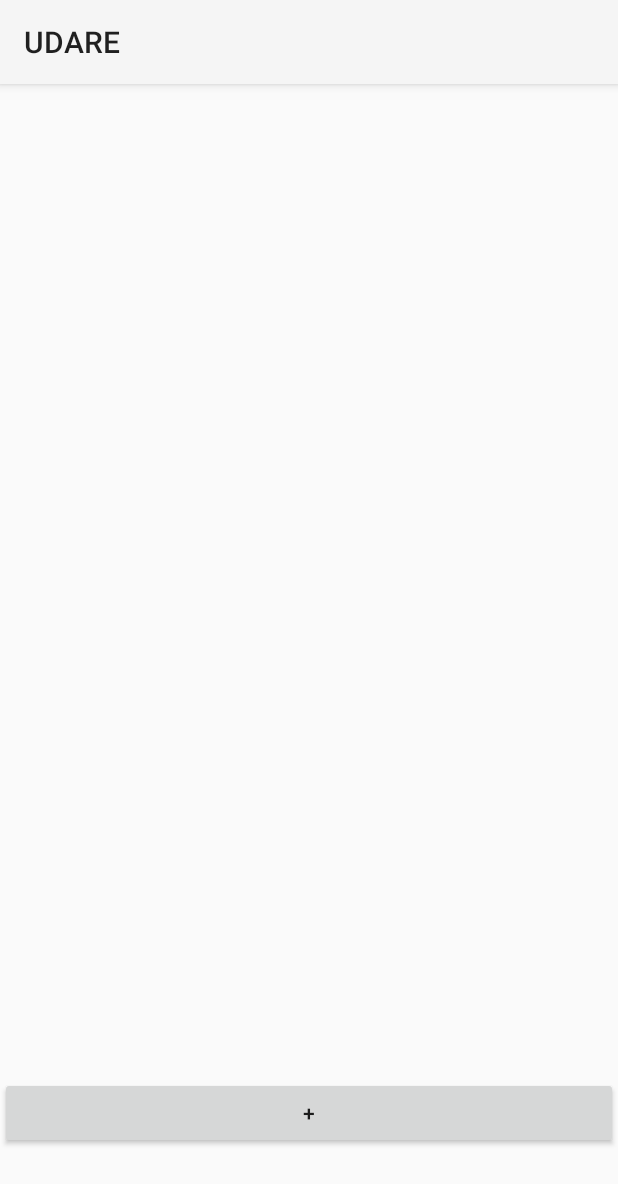
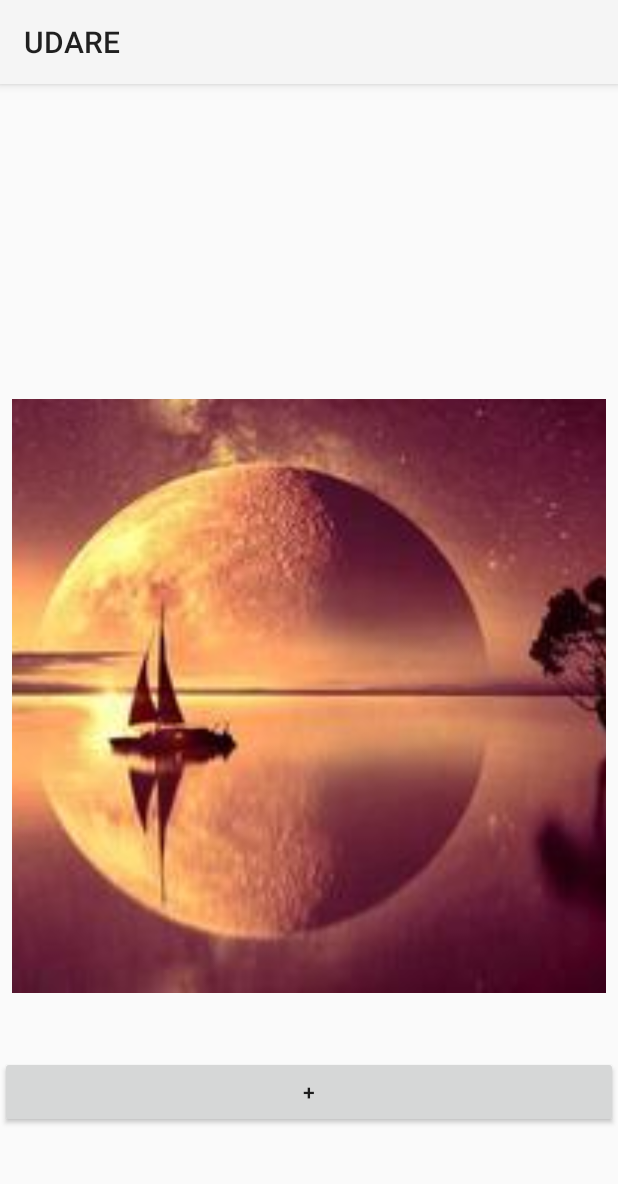
Before and after one commit to javiixu/UDARE, an Android app built with Jetpack Compose: the screen it shows after launch (Inicio), on a phone screen of 412 x 824 dp. Shown: the top 1184 px of the screen. Run offline under Robolectric (Android 15) with nearby library versions, the light colour scheme and no system bars.

Commit message:
Fotos funcionando

```diff
--- a/app/build.gradle.kts
+++ b/app/build.gradle.kts
@@ -51,6 +51,7 @@ android {
 
 dependencies {
 
+    implementation ("com.github.bumptech.glide:glide:4.13.0")
     implementation ("androidx.recyclerview:recyclerview:1.2.0")
     implementation("androidx.core:core-ktx:1.9.0")
     implementation("androidx.lifecycle:lifecycle-runtime-ktx:2.6.2")
--- a/app/src/main/AndroidManifest.xml
+++ b/app/src/main/AndroidManifest.xml
@@ -1,6 +1,8 @@
 <?xml version="1.0" encoding="utf-8"?>
 <manifest xmlns:android="http://schemas.android.com/apk/res/android"
     xmlns:tools="http://schemas.android.com/tools">
+
+    <uses-permission android:name="android.permission.INTERNET"/>
 
     <application
         android:allowBackup="true"
--- /dev/null
+++ b/app/src/main/java/com/example/udare/Adapter/FotoAdapter.kt
@@ -0,0 +1,41 @@
+package com.example.udare.Adapter
+
+import android.view.LayoutInflater
+import android.view.View
+import android.view.ViewGroup
+import android.widget.ImageView
+import androidx.recyclerview.widget.RecyclerView
+import com.bumptech.glide.Glide
+import com.bumptech.glide.request.RequestOptions
+import com.example.udare.R
+
+class FotoAdapter (private val fotos: List<Int>) : RecyclerView.Adapter<FotoAdapter.FotoHolder>() {
+
+    class FotoHolder(itemView: View) : RecyclerView.ViewHolder(itemView) {
+        val imageView: ImageView = itemView.findViewById(R.id.foto_viewer)
+    }
+
+    override fun onCreateViewHolder(parent: ViewGroup, viewType: Int): FotoHolder {
+        val view = LayoutInflater.from(parent.context).inflate(R.layout.item_foto, parent, false)
+        return FotoHolder(view)
+    }
+
+    override fun onBindViewHolder(holder: FotoHolder, position: Int) {
+        val fotoResId = fotos[position]
+        val standardSize = 1200 // Tamaño estándar en píxeles
+
+        val options = RequestOptions()
+            .override(standardSize, standardSize)
+            .centerCrop()
+
+        Glide.with(holder.imageView)
+            .load(fotoResId)
+            .apply(options)
+            .into(holder.imageView)
+    }
+
+    override fun getItemCount(): Int {
+        return fotos.size
+    }
+
+}
--- a/app/src/main/java/com/example/udare/Inicio.kt
+++ b/app/src/main/java/com/example/udare/Inicio.kt
@@ -9,6 +9,9 @@ import android.view.View
 import android.view.ViewGroup
 import android.widget.Button
 import android.widget.PopupWindow
+import androidx.recyclerview.widget.LinearLayoutManager
+import androidx.recyclerview.widget.RecyclerView
+import com.example.udare.Adapter.FotoAdapter
 
 class Inicio : AppCompatActivity() {
     override fun onCreate(savedInstanceState: Bundle?) {
@@ -17,7 +20,11 @@ class Inicio : AppCompatActivity() {
 
         val popupButton = findViewById<Button>(R.id.retos)
         val popupView = LayoutInflater.from(this).inflate(R.layout.activity_popup, null)
-        val popupWindow = PopupWindow(popupView, ViewGroup.LayoutParams.MATCH_PARENT, ViewGroup.LayoutParams.WRAP_CONTENT)
+        val popupWindow = PopupWindow(
+            popupView,
+            ViewGroup.LayoutParams.MATCH_PARENT,
+            ViewGroup.LayoutParams.WRAP_CONTENT
+        )
 
         popupWindow.setBackgroundDrawable(ColorDrawable(android.graphics.Color.BLACK))
         popupWindow.isFocusable = true
@@ -27,11 +34,26 @@ class Inicio : AppCompatActivity() {
             popupWindow.showAtLocation(popupButton, Gravity.BOTTOM, 0, 600)
         }
 
-        popupView.setOnTouchListener { _ , _ ->
+        popupView.setOnTouchListener { _, _ ->
             if (popupWindow.isShowing) {
                 popupWindow.dismiss()
             }
             true
         }
+
+        val photoRecyclerView: RecyclerView = findViewById(R.id.viewer)
+
+        val fotoList = listOf(
+            R.drawable.foto1,
+            R.drawable.foto2,
+            R.drawable.foto3
+
+            // Agrega más imágenes aquí
+        )
+
+        val photoAdapter = FotoAdapter(fotoList)
+        photoRecyclerView.adapter = photoAdapter
+        photoRecyclerView.layoutManager = LinearLayoutManager(this)
     }
+
 }
--- /dev/null
+++ b/app/src/main/java/com/example/udare/Modelo/Foto.kt
@@ -0,0 +1,5 @@
+package com.example.udare.Modelo
+
+import java.util.Date
+
+class Foto(var url: String, var userId: String, var fecha: Date)
--- a/app/src/main/res/layout/activity_inicio.xml
+++ b/app/src/main/res/layout/activity_inicio.xml
@@ -10,16 +10,11 @@
         android:layout_width="match_parent"
         android:layout_height="match_parent">
 
-        <ScrollView
+        <androidx.recyclerview.widget.RecyclerView
+            android:id="@+id/viewer"
             android:layout_width="match_parent"
-            android:layout_height="662dp"
-            app:layout_column="0"
-            app:layout_row="0">
-
-            <androidx.recyclerview.widget.RecyclerView
-                android:layout_width="match_parent"
-                android:layout_height="wrap_content" />
-        </ScrollView>
+            android:layout_height="648dp"
+            app:layoutManager="androidx.recyclerview.widget.LinearLayoutManager" />
 
         <Button
             android:id="@+id/retos"
@@ -29,6 +24,7 @@
             android:text="+"
             app:layout_column="0"
             app:layout_row="2" />
+
     </androidx.gridlayout.widget.GridLayout>
 
 </androidx.appcompat.widget.LinearLayoutCompat>
--- /dev/null
+++ b/app/src/main/res/layout/item_foto.xml
@@ -0,0 +1,17 @@
+<?xml version="1.0" encoding="utf-8"?>
+<RelativeLayout xmlns:android="http://schemas.android.com/apk/res/android"
+    android:layout_width="match_parent"
+    android:layout_height="wrap_content"
+    android:layout_margin="8dp"
+    >
+
+    <ImageView
+        android:id="@+id/foto_viewer"
+        android:layout_width="wrap_content"
+        android:layout_height="wrap_content">
+
+
+    </ImageView>
+
+
+</RelativeLayout>
```
Also changed, not shown: app/src/main/res/drawable-nodpi/foto1.jpg (added), app/src/main/res/drawable-nodpi/foto2.jpg (added), app/src/main/res/drawable-nodpi/foto3.jpeg (added).
